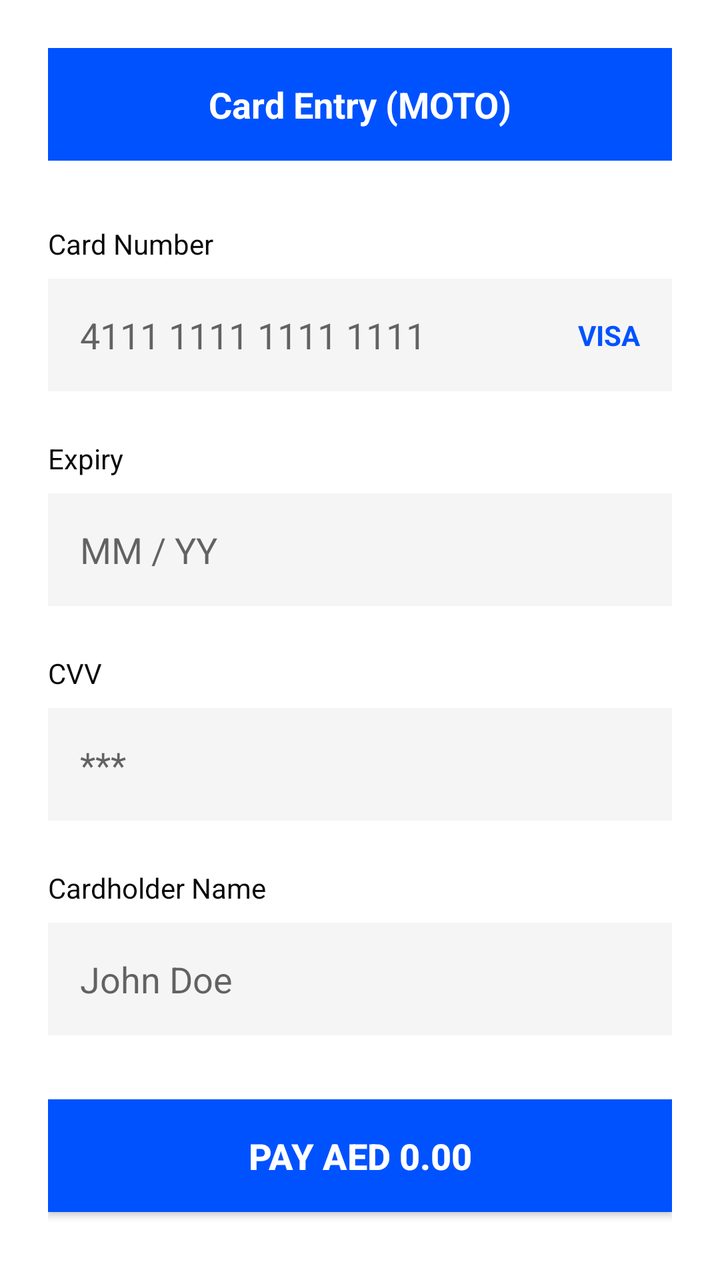
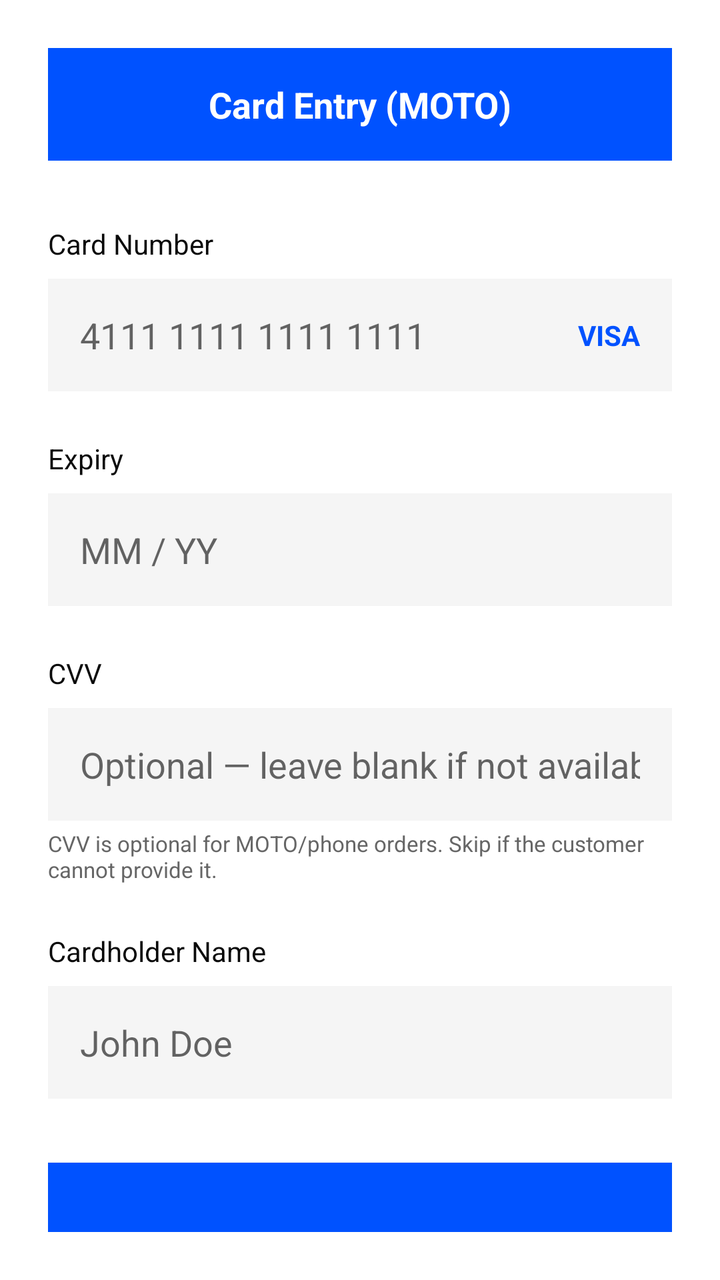

Compare the two renders of this Android layout. The source of the first and the diff that turns it into the second are given below.
<!-- AndroidManifest.xml: activity theme Theme.PrimeStackTapToPay -->
<!-- res/layout/activity_moto.xml -->
<?xml version="1.0" encoding="utf-8"?>
<LinearLayout xmlns:android="http://schemas.android.com/apk/res/android"
    android:layout_width="match_parent"
    android:layout_height="match_parent"
    android:background="@color/white"
    android:orientation="vertical"
    android:padding="24dp">

    <TextView
        android:layout_width="match_parent"
        android:layout_height="wrap_content"
        android:background="@color/primestack_primary"
        android:text="Card Entry (MOTO)"
        android:textColor="@color/white"
        android:textSize="18sp"
        android:textStyle="bold"
        android:padding="16dp"
        android:gravity="center" />

    <TextView
        android:layout_width="wrap_content"
        android:layout_height="wrap_content"
        android:text="Card Number"
        android:textColor="@color/primestack_secondary"
        android:textSize="14sp"
        android:layout_marginTop="32dp" />

    <LinearLayout
        android:layout_width="match_parent"
        android:layout_height="wrap_content"
        android:orientation="horizontal"
        android:gravity="center_vertical"
        android:background="@color/primestack_light_gray"
        android:padding="16dp"
        android:layout_marginTop="8dp">
        <EditText
            android:id="@+id/panInput"
            android:layout_width="0dp"
            android:layout_height="wrap_content"
            android:layout_weight="1"
            android:hint="4111 1111 1111 1111"
            android:inputType="phone"
            android:background="@null"
            android:textSize="18sp"
            android:maxLength="19" />
        <TextView
            android:id="@+id/tvCardBrand"
            android:layout_width="wrap_content"
            android:layout_height="wrap_content"
            android:text="VISA"
            android:textColor="@color/primestack_primary"
            android:textStyle="bold" />
    </LinearLayout>

    <TextView
        android:layout_width="wrap_content"
        android:layout_height="wrap_content"
        android:text="Expiry"
        android:textColor="@color/primestack_secondary"
        android:textSize="14sp"
        android:layout_marginTop="24dp" />

    <EditText
        android:id="@+id/expInput"
        android:layout_width="match_parent"
        android:layout_height="wrap_content"
        android:hint="MM / YY"
        android:inputType="phone"
        android:padding="16dp"
        android:background="@color/primestack_light_gray"
        android:layout_marginTop="8dp"
        android:maxLength="7" />

    <TextView
        android:layout_width="wrap_content"
        android:layout_height="wrap_content"
        android:text="CVV"
        android:textColor="@color/primestack_secondary"
        android:textSize="14sp"
        android:layout_marginTop="24dp" />

    <EditText
        android:id="@+id/cvvInput"
        android:layout_width="match_parent"
        android:layout_height="wrap_content"
        android:hint="***"
        android:inputType="numberPassword"
        android:padding="16dp"
        android:background="@color/primestack_light_gray"
        android:layout_marginTop="8dp" />

    <TextView
        android:layout_width="wrap_content"
        android:layout_height="wrap_content"
        android:text="Cardholder Name"
        android:textColor="@color/primestack_secondary"
        android:textSize="14sp"
        android:layout_marginTop="24dp" />

    <EditText
        android:id="@+id/nameInput"
        android:layout_width="match_parent"
        android:layout_height="wrap_content"
        android:hint="John Doe"
        android:inputType="textPersonName"
        android:padding="16dp"
        android:background="@color/primestack_light_gray"
        android:layout_marginTop="8dp" />

    <Button
        android:id="@+id/btnMotoPay"
        android:layout_width="match_parent"
        android:layout_height="wrap_content"
        android:text="Pay AED 0.00"
        android:textSize="18sp"
        android:textStyle="bold"
        android:padding="16dp"
        android:background="@color/primestack_primary"
        android:textColor="@color/white"
        android:layout_marginTop="32dp" />

</LinearLayout>
<!-- resources referenced by this layout -->
<resources>
  <color name="primestack_light_gray">#F5F5F5</color>
  <color name="primestack_primary">#0052FF</color>
  <color name="primestack_secondary">#0A0A0A</color>
  <color name="white">#FFFFFFFF</color>
  <style name="Theme.PrimeStackTapToPay" parent="Theme.MaterialComponents.DayNight.DarkActionBar">
          
          <item name="colorPrimary">@color/purple_500</item>
          <item name="colorPrimaryVariant">@color/purple_700</item>
          <item name="colorOnPrimary">@color/white</item>
          
          <item name="colorSecondary">@color/teal_200</item>
          <item name="colorSecondaryVariant">@color/teal_700</item>
          <item name="colorOnSecondary">@color/black</item>
          
          <item name="android:statusBarColor">?attr/colorPrimaryVariant</item>
          
      </style>
  <color name="purple_500">#0052FF</color>
  <color name="purple_700">#0039B3</color>
  <color name="teal_200">#00D1FF</color>
  <color name="teal_700">#0099CC</color>
  <color name="black">#FF000000</color>
</resources>

<!-- the commit's change to res/layout/activity_moto.xml (unified diff, before → after) -->
@@ -83,11 +83,19 @@
         android:id="@+id/cvvInput"
         android:layout_width="match_parent"
         android:layout_height="wrap_content"
-        android:hint="***"
+        android:hint="Optional — leave blank if not available"
         android:inputType="numberPassword"
         android:padding="16dp"
         android:background="@color/primestack_light_gray"
         android:layout_marginTop="8dp" />
+
+    <TextView
+        android:layout_width="wrap_content"
+        android:layout_height="wrap_content"
+        android:text="CVV is optional for MOTO/phone orders. Skip if the customer cannot provide it."
+        android:textColor="@color/primestack_gray"
+        android:textSize="11sp"
+        android:layout_marginTop="4dp" />
 
     <TextView
         android:layout_width="wrap_content"
<!-- resource entries referenced after the edit -->
@@ -1,5 +1,6 @@
 <!-- resources referenced by this layout -->
 <resources>
+  <color name="primestack_gray">#666666</color>
   <color name="primestack_light_gray">#F5F5F5</color>
   <color name="primestack_primary">#0052FF</color>
   <color name="primestack_secondary">#0A0A0A</color>
